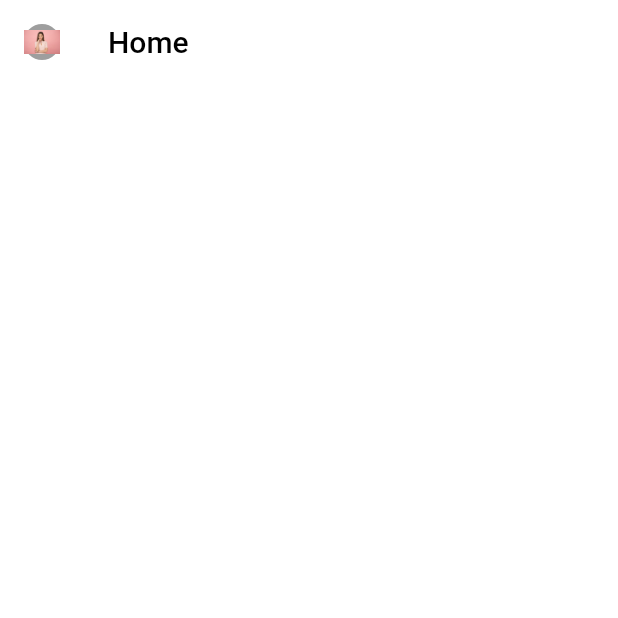
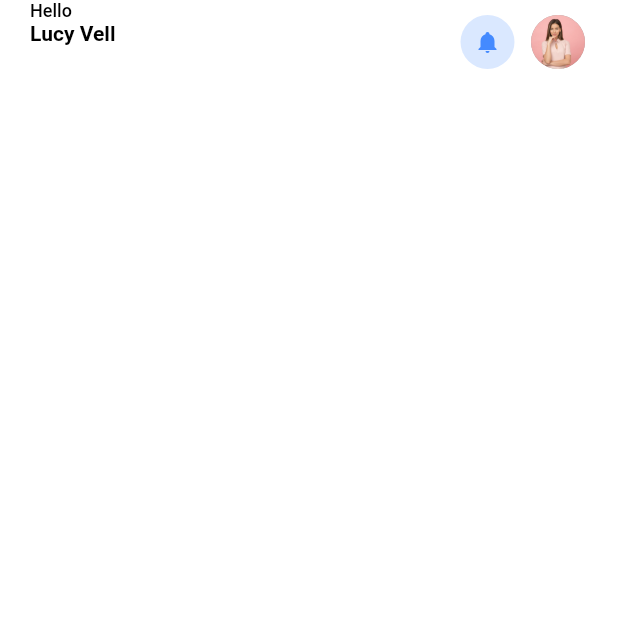
Before and after one commit to bcmehdi8/Doctor_finder, a Flutter app: the screen it shows after launch, on a phone screen of 412 x 824 dp, the top half of it. Run offline on Flutter 3.47's test engine with Material 2 defaults, Android fonts, the phone set to English and light mode, and no system bars; our stand-ins replace flutter_svg.

Commit message:
update Home Appbar

```diff
--- /dev/null
+++ b/lib/core/constants/constants.dart
@@ -0,0 +1 @@
+const double TDefaultPadding = 20;
--- a/lib/core/utils/app_assets.dart
+++ b/lib/core/utils/app_assets.dart
@@ -1,4 +1,5 @@
 class TAssets {
   static const String moreLinesIcon = "assets/icons/TablerMenu2.svg";
   static const String women1 = "assets/images/women-1.jpg";
+  static const String bellFilled = "assets/icons/MdiBell.svg";
 }
--- a/lib/core/widgets/circle_avatar.dart
+++ b/lib/core/widgets/circle_avatar.dart
@@ -19,11 +19,10 @@ class TCircleAvatar extends StatelessWidget {
     return imagePath != null
         ? CircleAvatar(
             backgroundColor: Colors.grey,
-            child: isNetwork!
-                ? Image.network(imagePath!)
-                : isSvg
-                    ? SvgPicture.asset(imagePath!)
-                    : Image.asset(imagePath!))
+            backgroundImage: AssetImage(
+              imagePath!,
+            ),
+          )
         : CircleAvatar(
             backgroundColor: Colors.blueAccent,
             child: Text(
--- a/lib/modules/home/page/home_page.dart
+++ b/lib/modules/home/page/home_page.dart
@@ -1,7 +1,8 @@
+import 'package:doctor/core/constants/constants.dart';
 import 'package:doctor/core/utils/app_assets.dart';
 import 'package:doctor/core/widgets/circle_avatar.dart';
 import 'package:flutter/material.dart';
-import 'package:flutter_svg/svg.dart';
+import 'package:flutter_svg/flutter_svg.dart';
 
 class HomePage extends StatelessWidget {
   const HomePage({Key? key}) : super(key: key);
@@ -9,17 +10,69 @@ class HomePage extends StatelessWidget {
   @override
   Widget build(BuildContext context) {
     return Scaffold(
-      appBar: AppBar(
-        title: const Text(
-          'Home',
-          style: TextStyle(color: Colors.black),
-        ),
-        elevation: 0,
-        leading: Padding(
-          padding: const EdgeInsets.all(16.0),
-          child: TCircleAvatar(TAssets.women1)
+      body: SafeArea(
+        child: Padding(
+          padding: const EdgeInsets.symmetric(horizontal: TDefaultPadding),
+          child: Column(
+            children: [
+              _buildAppBar(),
+            ],
+          ),
         ),
       ),
     );
   }
+
+  Widget _buildAppBar() {
+    return SizedBox(
+      height: 56,
+      child: Row(children: [
+        Column(
+          crossAxisAlignment: CrossAxisAlignment.start,
+          children: const [
+            Text(
+              'Hello',
+              style: TextStyle(
+                color: Colors.black,
+                fontSize: 12,
+                fontWeight: FontWeight.w500,
+              ),
+            ),
+            Text(
+              'Lucy Vell',
+              style: TextStyle(
+                color: Colors.black,
+                fontSize: 14,
+                fontWeight: FontWeight.w700,
+              ),
+            ),
+          ],
+        ),
+        const Spacer(),
+        Padding(
+          padding: const EdgeInsets.symmetric(vertical: 10),
+          child: Row(
+            children: [
+              Container(
+                decoration: BoxDecoration(
+                  shape: BoxShape.circle,
+                  color: Colors.blueAccent.withOpacity(0.2),
+                ),
+                child: Padding(
+                  padding: const EdgeInsets.all(10.0),
+                  child: Center(
+                      child: SvgPicture.asset(
+                    TAssets.bellFilled,
+                    color: Colors.blueAccent,
+                  )),
+                ),
+              ),
+              const SizedBox(width: 5),
+              const TCircleAvatar(TAssets.women1),
+            ],
+          ),
+        ),
+      ]),
+    );
+  }
 }
```
Also changed, not shown: assets/icons/MdiBell.svg (added).
